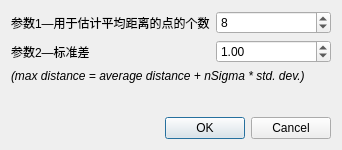
Qt form qCC/ui_templates/sorFilterDlg.ui (HopeCollector/CloudCompare) before a commit.
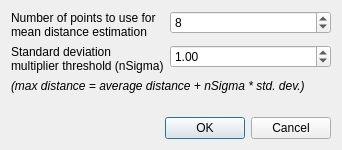
The same form after that commit.

Commit message: 恢复英文 ui

```diff
--- a/qCC/ui_templates/sorFilterDlg.ui
+++ b/qCC/ui_templates/sorFilterDlg.ui
@@ -19,7 +19,8 @@
      <item row="0" column="0">
       <widget class="QLabel" name="label">
        <property name="text">
-        <string>参数1—用于估计平均距离的点的个数</string>
+        <string>Number of points to use for
+mean distance estimation</string>
        </property>
       </widget>
      </item>
@@ -42,7 +43,8 @@
      <item row="1" column="0">
       <widget class="QLabel" name="label_4">
        <property name="text">
-        <string>参数2—标准差</string>
+        <string>Standard deviation
+multiplier threshold (nSigma)</string>
        </property>
       </widget>
      </item>
```
The commit also changes 1 other file.
